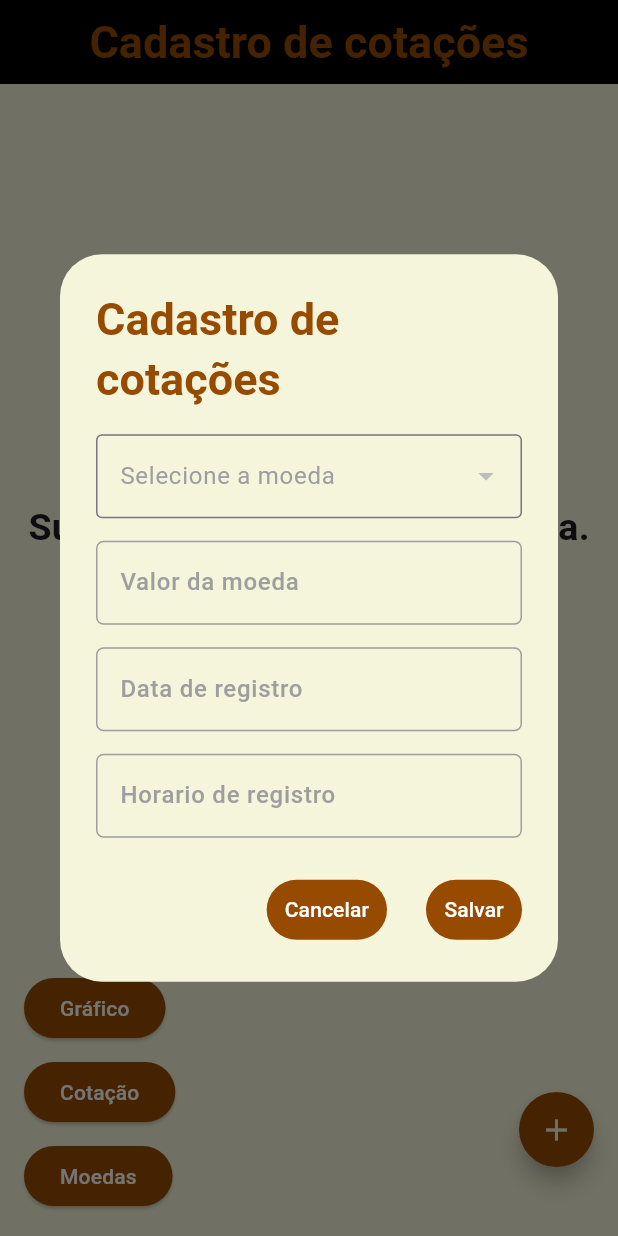
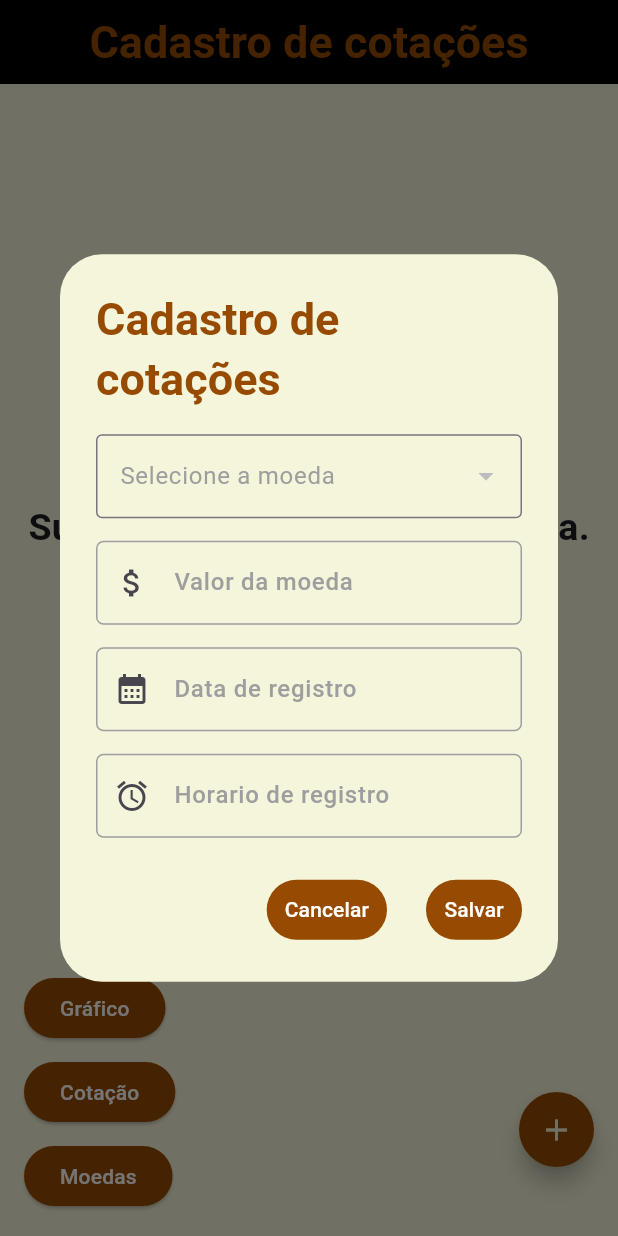
Before and after one commit to Lulispliff/app_grafico_compartilhado, a Flutter app: the CotacaoScreen screen opened directly, after a tap on the "add" icon, on a phone screen of 412 x 824 dp. Run offline on Flutter 3.47's test engine with Material 3 defaults, Android fonts, the phone set to English and light mode, and no system bars; our stand-ins replace fl_chart, font_awesome_flutter, isar; accounts and stored records are empty; generated files the repository leaves out were written again.

Commit message:
adc de icones e strings para formatacao

```diff
--- a/lib/src/screens/cotacao_screen.dart
+++ b/lib/src/screens/cotacao_screen.dart
@@ -76,7 +76,7 @@ class CotacaoScreenState extends State<CotacaoScreen> {
                   ),
                   child: ExpansionTile(
                     title: Text(
-                      "Moeda: ${moeda.nome}",
+                      "Moeda: ${StringUtils.capitalize(moeda.nome)}",
                       style: const TextStyle(fontSize: 20),
                     ),
                     trailing: const Icon(Icons.arrow_drop_down),
@@ -108,7 +108,7 @@ class CotacaoScreenState extends State<CotacaoScreen> {
 
               return ListTile(
                 title: Text(
-                  "Valor: ${valorFormat().format(cotacao.valor)} - Data de registro: ${DateTimeUtils.formatDateSimple(cotacao.data)} - Horario de registro: ${horaFormat().format(cotacao.hora)}",
+                  "Valor: ${StringUtils.formatValorBRL(cotacao.valor)} - Data de registro: ${StringUtils.formatDateSimple(cotacao.data)} - Horario de registro: ${StringUtils.formatHoraeMinuto(cotacao.hora)}",
                   style: const TextStyle(fontSize: 17),
                 ),
                 trailing: IconButton(
@@ -165,7 +165,7 @@ class CotacaoScreenState extends State<CotacaoScreen> {
                   items: moedaDataBase.currentMoeda
                       .map((moeda) => DropdownMenuItem<Moeda>(
                             value: moeda,
-                            child: Text(moeda.nome),
+                            child: Text(StringUtils.capitalize(moeda.nome)),
                           ))
                       .toList(),
                   onChanged: (Moeda? value) {
@@ -178,21 +178,24 @@ class CotacaoScreenState extends State<CotacaoScreen> {
                 const Input(
                   label: "Valor da moeda",
                   labelTextColor: Colors.grey,
-                  preffixText: "R\$ ",
+                  preffixIcon: Icon(Icons.attach_money_outlined),
                   cursorColor: Colors.grey,
                 ),
                 const SizedBox(height: 10),
                 Input(
-                  hint: DateTimeUtils.formatDateSimple(DateTime.now()),
+                  hint: StringUtils.formatDateSimple(DateTime.now()),
                   label: "Data de registro",
                   labelTextColor: Colors.grey,
+                  preffixIcon: const Icon(Icons.calendar_month),
                   cursorColor: Colors.grey,
+                  controller: dataController,
                 ),
                 const SizedBox(height: 10),
                 Input(
-                  hint: DateTimeUtils.formatHoraeMinuto(DateTime.now()),
+                  hint: StringUtils.formatHoraeMinuto(DateTime.now()),
                   label: "Horario de registro",
                   labelTextColor: Colors.grey,
+                  preffixIcon: const Icon(Icons.alarm_outlined),
                   cursorColor: Colors.grey,
                   borderColor: Colors.grey,
                 ),
--- a/lib/src/screens/grafico_screen.dart
+++ b/lib/src/screens/grafico_screen.dart
@@ -75,7 +75,7 @@ class GraficoScreenState extends State<GraficoScreen> {
                 ),
                 child: ExpansionTile(
                   title: Text(
-                    "Moeda: ${moeda.nome}",
+                    "Moeda: ${StringUtils.capitalize(moeda.nome)}",
                     style: const TextStyle(fontSize: 20),
                   ),
                   trailing: const Icon(Icons.arrow_drop_down),
@@ -105,7 +105,7 @@ class GraficoScreenState extends State<GraficoScreen> {
 
               return ListTile(
                 title: Text(
-                  "Valor: ${valorFormat().format(cotacao.valor)} - Data de registro: ${dateFormat().format(cotacao.data)} - Horario de registro: ${horaFormat().format(cotacao.hora)}",
+                  "Valor: ${StringUtils.formatValorBRL(cotacao.valor)} - Data de registro: ${StringUtils.formatDateSimple(cotacao.data)} - Horario de registro: ${StringUtils.formatHoraeMinuto(cotacao.hora)}",
                   style: const TextStyle(fontSize: 17),
                 ),
               );
@@ -242,7 +242,7 @@ class GraficoScreenState extends State<GraficoScreen> {
                   items: moedaDataBase.currentMoeda
                       .map((moeda) => DropdownMenuItem<Moeda>(
                             value: moeda,
-                            child: Text(moeda.nome),
+                            child: Text(StringUtils.capitalize(moeda.nome)),
                           ))
                       .toList(),
                   onChanged: (Moeda? value) {
```
Also changed, not shown: lib/src/screens/moeda_screen.dart (+4 -3 lines), lib/utils/string_utils.dart (+17 -5 lines).
